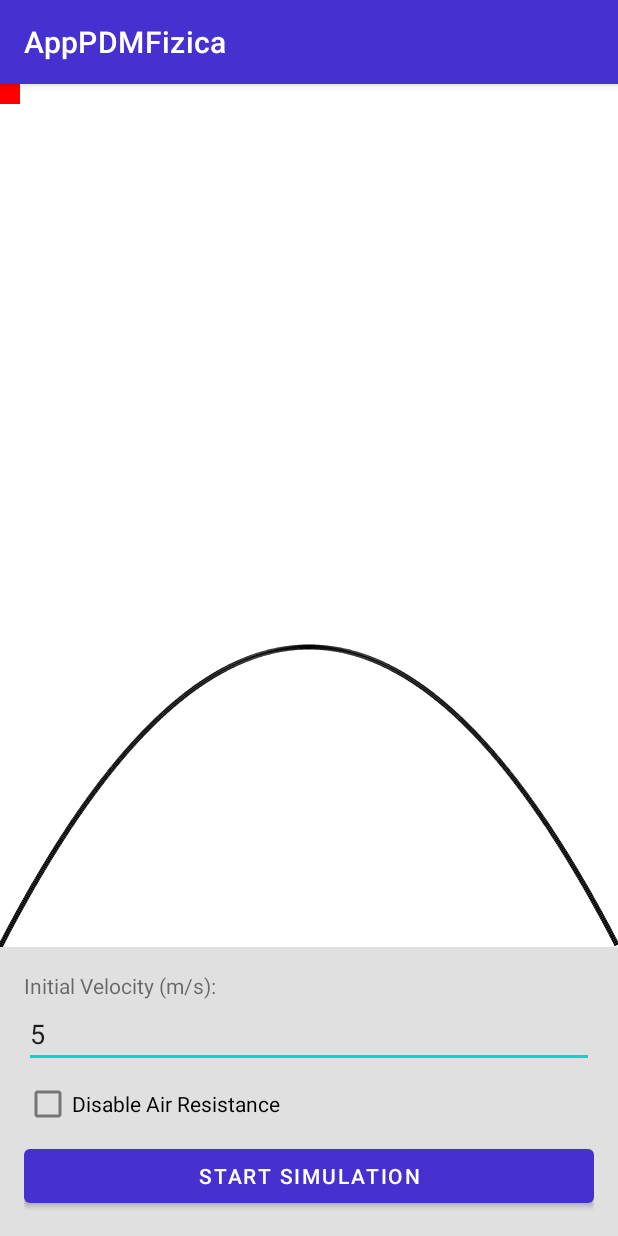
After one commit to Emanuel532/PDMAndroidProject, an Android app: the SlopeSimulatorActivity screen opened directly, with no data from a screen before it, on a phone screen of 412 x 824 dp. The commit adds this screen. Run offline under Robolectric (Android 15) with nearby library versions, the phone set to English and light mode, and no system bars.

Commit message:
terminat panta cu patrat

```diff
--- /dev/null
+++ b/app/src/main/java/com/example/apppdmfizica/SlopeSimulatorActivity.java
@@ -0,0 +1,51 @@
+package com.example.apppdmfizica;
+
+import android.os.Bundle;
+import android.text.TextUtils;
+import android.widget.Button;
+import android.widget.CheckBox;
+import android.widget.EditText;
+import androidx.appcompat.app.AppCompatActivity;
+
+public class SlopeSimulatorActivity extends AppCompatActivity {
+
+    private SlopeView slopeView;
+    private EditText editInitialVelocity, editWeight, editGravity;
+    private CheckBox checkBoxAirResistance;
+    private Button buttonStartSimulation;
+
+    @Override
+    protected void onCreate(Bundle savedInstanceState) {
+        super.onCreate(savedInstanceState);
+        setContentView(R.layout.activity_slope_simulator);
+
+        slopeView = findViewById(R.id.slopeView);
+        editInitialVelocity = findViewById(R.id.editInitialVelocity);
+        checkBoxAirResistance = findViewById(R.id.checkBoxAirResistance);
+        buttonStartSimulation = findViewById(R.id.buttonStartSimulation);
+
+        buttonStartSimulation.setOnClickListener(v -> {
+            float initialVelocity = getInputValue(editInitialVelocity, 5.0f);
+            float weight = 1.0f;
+            float gravity = 9.8f;
+            boolean airResistance = checkBoxAirResistance.isChecked();
+
+            slopeView.setInitialVelocity(initialVelocity);
+            slopeView.setWeight(weight);
+            slopeView.setGravity(gravity);
+            slopeView.resetSimulation();
+        });
+    }
+
+    private float getInputValue(EditText editText, float defaultValue) {
+        String input = editText.getText().toString();
+        if (!TextUtils.isEmpty(input)) {
+            try {
+                return Float.parseFloat(input);
+            } catch (NumberFormatException e) {
+                // Handle invalid input
+            }
+        }
+        return defaultValue;
+    }
+}
--- /dev/null
+++ b/app/src/main/java/com/example/apppdmfizica/SlopeView.java
@@ -0,0 +1,111 @@
+package com.example.apppdmfizica;
+
+import android.content.Context;
+import android.graphics.Canvas;
+import android.graphics.Color;
+import android.graphics.Paint;
+import android.util.AttributeSet;
+import android.view.View;
+
+public class SlopeView extends View {
+
+    private Paint paint;
+    private float initialVelocity;
+    private float weight;
+    private float gravity;
+    private boolean isSimulationRunning;
+    private float squareX, squareY;
+    private float slopeHeight;
+    private long startTime;
+
+    public SlopeView(Context context, AttributeSet attrs) {
+        super(context, attrs);
+        init();
+    }
+
+    private void init() {
+        paint = new Paint();
+        paint.setColor(Color.RED);
+        paint.setStyle(Paint.Style.FILL);
+        //TODO: cu viteza intiiala
+        initialVelocity = 20.0f;
+        weight = 1.0f;
+        gravity = 9.8f;
+        slopeHeight = 300;
+        isSimulationRunning = false;
+    }
+
+    @Override
+    protected void onDraw(Canvas canvas) {
+        super.onDraw(canvas);
+        drawSlope(canvas);
+        if (isSimulationRunning) {
+            updateSquarePosition();
+        }
+        drawSquare(canvas);
+        invalidate();
+    }
+
+    private void drawSlope(Canvas canvas) {
+        Paint slopePaint = new Paint();
+        slopePaint.setColor(Color.BLACK);
+        slopePaint.setStrokeWidth(5);
+
+        int width = getWidth();
+        int height = getHeight();
+
+        // Draw a parabolic path
+        float midX = width / 2f;
+        float midY = height / 2f;
+        for (int x = 0; x < width; x++) {
+            float y = height - (4 * slopeHeight * x * (width - x) / (width * width));
+            if (x > 0) {
+                canvas.drawLine(x - 1, height - (4 * slopeHeight * (x - 1) * (width - (x - 1)) / (width * width)), x, y, slopePaint);
+            }
+        }
+    }
+
+    private void drawSquare(Canvas canvas) {
+        canvas.drawRect(squareX - 20, squareY - 20, squareX + 20, squareY + 20, paint);
+    }
+
+    private void updateSquarePosition() {
+        long currentTime = System.currentTimeMillis();
+        long elapsedTime = currentTime - startTime;
+
+        float time = elapsedTime / 1000f;
+
+        // Update square position
+        float width = getWidth();
+        float midX = width / 2f;
+        float totalTime = 2 * initialVelocity / gravity;
+        float slopeX = time / totalTime * width;
+
+        if (time < totalTime) {
+            squareX = slopeX;
+            squareY = getHeight() - (4 * slopeHeight * squareX * (width - squareX) / (width * width));
+        } else {
+            isSimulationRunning = false;
+        }
+    }
+
+    public void setInitialVelocity(float initialVelocity) {
+        this.initialVelocity = initialVelocity;
+    }
+
+    public void setWeight(float weight) {
+        this.weight = weight;
+    }
+
+    public void setGravity(float gravity) {
+        this.gravity = gravity;
+    }
+
+    public void resetSimulation() {
+        squareX = 0;
+        squareY = getHeight();
+        isSimulationRunning = true;
+        startTime = System.currentTimeMillis();
+        invalidate();
+    }
+}
--- /dev/null
+++ b/app/src/main/res/layout/activity_slope_simulator.xml
@@ -0,0 +1,47 @@
+<?xml version="1.0" encoding="utf-8"?>
+<RelativeLayout xmlns:android="http://schemas.android.com/apk/res/android"
+    android:layout_width="match_parent"
+    android:layout_height="match_parent">
+
+    <com.example.apppdmfizica.SlopeView
+        android:id="@+id/slopeView"
+        android:layout_width="match_parent"
+        android:layout_height="match_parent"
+        android:layout_above="@+id/controlPanel"
+        android:background="#FFFFFF"/>
+
+    <LinearLayout
+        android:id="@+id/controlPanel"
+        android:layout_width="match_parent"
+        android:layout_height="wrap_content"
+        android:layout_alignParentBottom="true"
+        android:orientation="vertical"
+        android:padding="16dp"
+        android:background="#E0E0E0">
+
+        <TextView
+            android:layout_width="wrap_content"
+            android:layout_height="wrap_content"
+            android:text="Initial Velocity (m/s):"/>
+        <EditText
+            android:id="@+id/editInitialVelocity"
+            android:layout_width="match_parent"
+            android:layout_height="wrap_content"
+            android:inputType="numberDecimal"
+            android:text="5"/>
+
+
+
+        <CheckBox
+            android:id="@+id/checkBoxAirResistance"
+            android:layout_width="match_parent"
+            android:layout_height="wrap_content"
+            android:text="Disable Air Resistance" />
+
+        <Button
+            android:id="@+id/buttonStartSimulation"
+            android:layout_width="match_parent"
+            android:layout_height="wrap_content"
+            android:text="Start Simulation"/>
+    </LinearLayout>
+</RelativeLayout>
--- a/app/src/main/res/layout/activity_vizualizator_list.xml
+++ b/app/src/main/res/layout/activity_vizualizator_list.xml
@@ -32,13 +32,13 @@
                 android:backgroundTint="@color/galben_tema" />
 
             <Button
-                android:id="@+id/button_formula2"
+                android:id="@+id/buton_plan_inclinat"
                 android:layout_width="0dp"
                 android:layout_height="wrap_content"
                 android:layout_columnWeight="1"
                 android:layout_rowWeight="1"
                 android:layout_margin="8dp"
-                android:text="CALCUL MISCAREA RECTILINIE UNIFORMA VARIATA"
+                android:text="Vizualizare plan inclinat"
                 android:textColor="@color/text_buton"
                 android:backgroundTint="@color/galben_tema" />
 
```
Also changed, not shown: app/src/main/AndroidManifest.xml (+7 -0 lines), app/src/main/java/com/example/apppdmfizica/VizualizatorList.java (+9 -0 lines).
